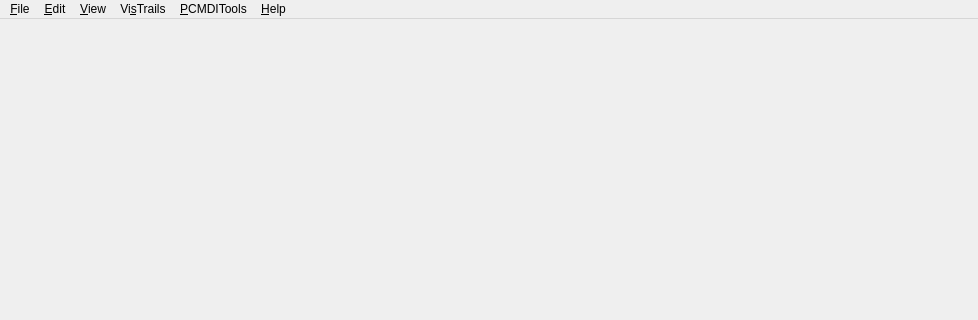
First picture: the form in vistrails/gui/uvcdat/mainwindow.ui, repository CDAT/VisTrails, before the edit; both pictures show x 0 to 978 and y 0 to 320 of the 978 by 936 pixel window.
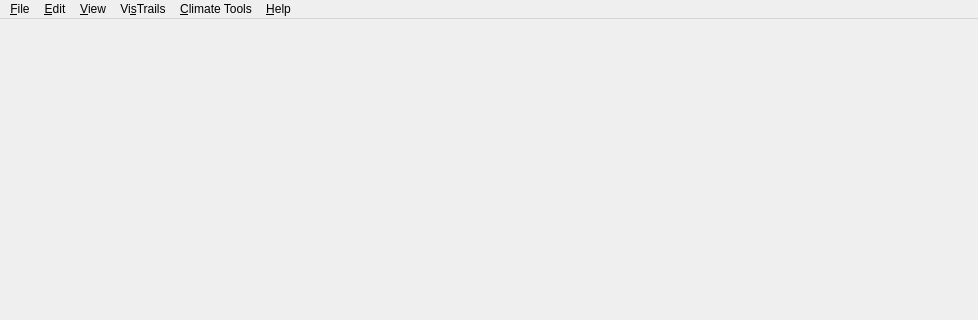
Second picture: the form after the edit. Icons and pictures are not drawn.

Commit message: Renamed PCMDITools Menu

```diff
--- a/vistrails/gui/uvcdat/mainwindow.ui
+++ b/vistrails/gui/uvcdat/mainwindow.ui
@@ -59,7 +59,7 @@
    </widget>
    <widget class="QMenu" name="menuPCMDITools">
     <property name="title">
-     <string>&amp;PCMDITools</string>
+     <string>&amp;Climate Tools</string>
     </property>
    </widget>
    <widget class="QMenu" name="menuHelp">
```
The commit also changes 1 other file.
